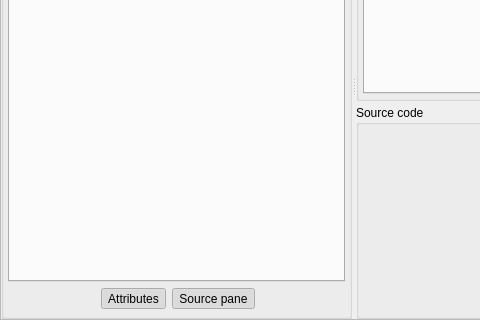
Before: the Qt Designer form libpgmodeler_ui/ui/sqltoolwidget.ui in pgmodeler/pgmodeler, drawn with Qt 5; both pictures show x 0 to 480 and y 149 to 469 of the 707 by 469 pixel window.
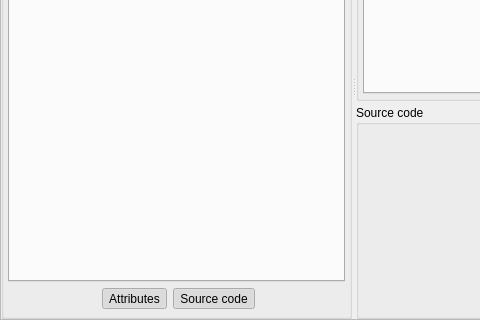
After: the same form once the commit is applied. Icons and pictures are not drawn.

Commit message: Fixed the tooltip of toggle buttons in SQLTool

Diff of the .ui file:
```diff
--- a/libpgmodeler_ui/ui/sqltoolwidget.ui
+++ b/libpgmodeler_ui/ui/sqltoolwidget.ui
@@ -320,7 +320,7 @@
                <string>Toggle the display of source code pane</string>
               </property>
               <property name="text">
-               <string>Source pane</string>
+               <string>Source code</string>
               </property>
               <property name="icon">
                <iconset resource="../res/resources.qrc">
```
Left out of the diff: 12 changed lines with no effect on the pictures.
